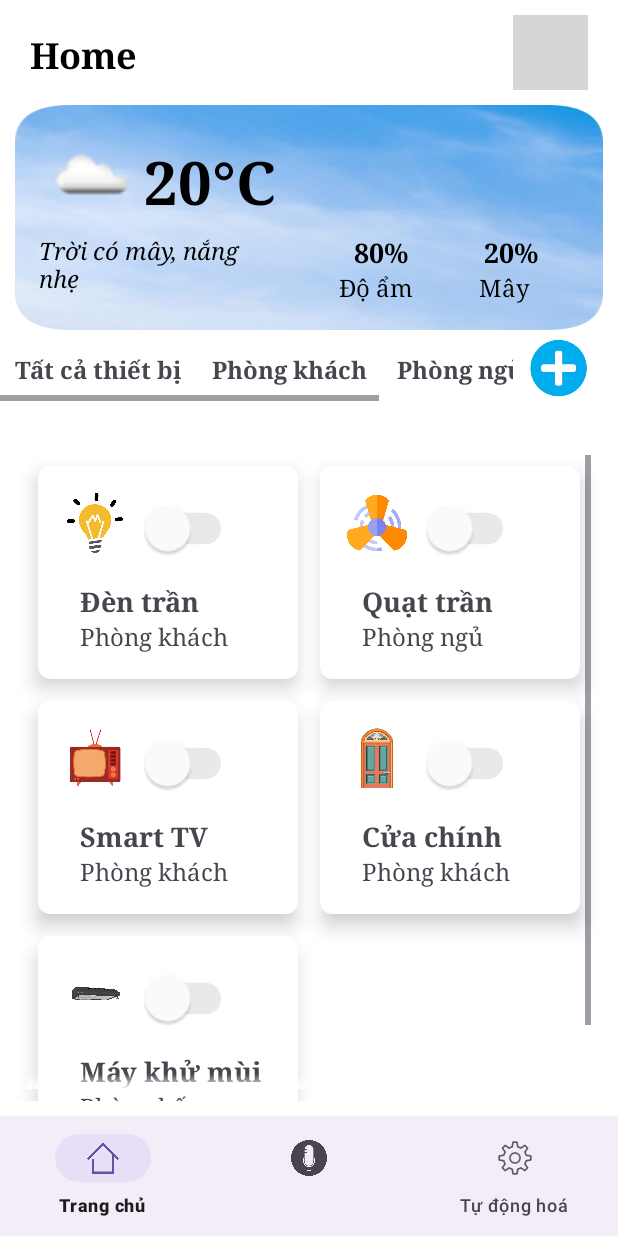
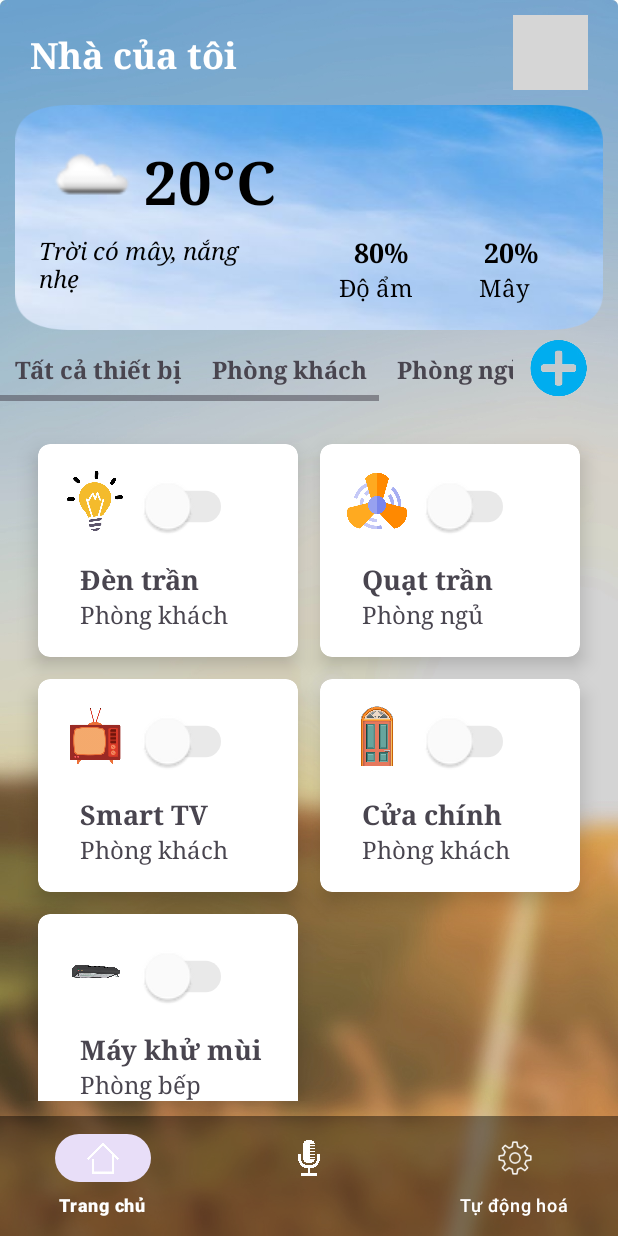
Before and after one commit to thanhdangg/SmartHome, an Android app: the HomeFragment screen opened directly, with no data from a screen before it, on a phone screen of 412 x 824 dp. Run offline under Robolectric (Android 15) with nearby library versions, the phone set to English and light mode, and no system bars; our stand-ins replace CircleImageView, Picasso; libraries missing offline, so code that uses them is left out: dev.gustavoavila.websocketclient; pictures from the network do not load; grey boxes are pictures that could not be loaded.

Commit message:
update UI

```diff
--- a/app/src/main/java/com/example/smarthome/MainActivity.java
+++ b/app/src/main/java/com/example/smarthome/MainActivity.java
@@ -23,7 +23,7 @@ public class MainActivity extends AppCompatActivity {
         EdgeToEdge.enable(this);
         ViewCompat.setOnApplyWindowInsetsListener(findViewById(R.id.main), (v, insets) -> {
             Insets systemBars = insets.getInsets(WindowInsetsCompat.Type.systemBars());
-            v.setPadding(systemBars.left, systemBars.top, systemBars.right, systemBars.bottom);
+            v.setPadding(systemBars.left, systemBars.top, systemBars.right,0);
             return insets;
         });
         getSupportFragmentManager().beginTransaction()
--- a/app/src/main/java/com/example/smarthome/view/HomeFragment.java
+++ b/app/src/main/java/com/example/smarthome/view/HomeFragment.java
@@ -154,7 +154,6 @@ public class HomeFragment extends Fragment {
                         .commit();
             }
         });
-        binding.tvAllDevices.setBackgroundResource(R.drawable.textview_background);
         binding.tvLivingRoom.setOnClickListener(new View.OnClickListener() {
             @Override
             public void onClick(View v) {
@@ -168,7 +167,6 @@ public class HomeFragment extends Fragment {
                         .commit();
             }
         });
-        binding.tvLivingRoom.setBackgroundResource(R.drawable.textview_background);
         binding.tvBedRoom.setOnClickListener(new View.OnClickListener() {
             @Override
             public void onClick(View v) {
@@ -182,7 +180,6 @@ public class HomeFragment extends Fragment {
                         .commit();
             }
         });
-        binding.tvBedRoom.setBackgroundResource(R.drawable.textview_background);
 
 
         binding.tvKitchen.setOnClickListener(new View.OnClickListener() {
@@ -198,7 +195,6 @@ public class HomeFragment extends Fragment {
                         .commit();
             }
         });
-        binding.tvKitchen.setBackgroundResource(R.drawable.textview_background);
 
         binding.btnAddDevice.setOnClickListener(new View.OnClickListener() {
             @Override
--- a/app/src/main/res/layout/activity_main.xml
+++ b/app/src/main/res/layout/activity_main.xml
@@ -4,6 +4,7 @@
     android:id="@+id/main"
     android:layout_width="match_parent"
     android:layout_height="match_parent"
+    android:background="@drawable/backgroundhome"
     tools:context=".MainActivity">
 
     <FrameLayout
@@ -26,9 +27,12 @@
         android:textSize="16dp"
         android:textStyle="bold"
         android:fitsSystemWindows="false"
-        app:itemIconTint="@null"
+        app:itemIconTint="@color/white"
+        app:itemTextColor="@color/white"
         app:layout_constraintBottom_toBottomOf="parent"
         app:layout_constraintStart_toStartOf="parent"
-        app:layout_constraintEnd_toEndOf="parent"/>
+        app:layout_constraintEnd_toEndOf="parent"
+        android:background="#70000000"/>
+
 
 </androidx.constraintlayout.widget.ConstraintLayout>
--- a/app/src/main/res/layout/fragment_home.xml
+++ b/app/src/main/res/layout/fragment_home.xml
@@ -6,7 +6,6 @@
     android:layout_height="match_parent"
     android:orientation="vertical"
     tools:context=".view.HomeFragment"
-    android:background="#FFFFFF"
     >
 
     <LinearLayout
@@ -20,9 +19,9 @@
             android:id="@+id/tvTitle"
             android:layout_width="wrap_content"
             android:layout_height="wrap_content"
-            android:text="Home"
+            android:text="Nhà của tôi"
             android:layout_weight="1"
-            android:textColor="#000000"
+            android:textColor="#FFFFFF"
             android:padding="10dp"
             android:textSize="24dp"
             android:textStyle="bold"
@@ -159,7 +158,7 @@
 
     <LinearLayout
         android:layout_width="wrap_content"
-        android:layout_height="wrap_content"
+        android:layout_height="45dp"
         android:orientation="horizontal">
 
         <HorizontalScrollView
--- a/app/src/main/res/layout/fragment_list_device.xml
+++ b/app/src/main/res/layout/fragment_list_device.xml
@@ -10,7 +10,6 @@
         android:layout_width="match_parent"
         android:layout_height="match_parent"
         android:padding="8dp"
-        android:background="#FFFFFF"
         android:layout_marginTop="10dp"
         android:layout_marginBottom="10dp"
         android:layout_marginLeft="10dp"
--- a/app/src/main/res/layout/fragment_record.xml
+++ b/app/src/main/res/layout/fragment_record.xml
@@ -4,8 +4,6 @@
     xmlns:tools="http://schemas.android.com/tools"
     android:layout_width="match_parent"
     android:layout_height="match_parent"
-    android:background="#FFFFFF"
-    android:backgroundTint="#FFFFFF"
     tools:context=".view.RecordFragment">
 
     <com.google.android.material.floatingactionbutton.FloatingActionButton
@@ -66,7 +64,7 @@
         android:fontFamily="serif"
         android:text="Nhấn vào micro để thử lại"
         android:textAlignment="center"
-        android:textColor="#000000"
+        android:textColor="#FFFFFF"
         android:textSize="16dp"
         android:textStyle="italic"
         android:visibility="invisible"
--- a/app/src/main/res/menu/bottom_navigation_menu.xml
+++ b/app/src/main/res/menu/bottom_navigation_menu.xml
@@ -1,5 +1,7 @@
 <menu xmlns:android="http://schemas.android.com/apk/res/android"
-    xmlns:app="http://schemas.android.com/apk/res-auto">
+    xmlns:app="http://schemas.android.com/apk/res-auto"
+    xmlns:tools="http://schemas.android.com/tools"
+    >
     <item
         android:id="@+id/nav_home"
         android:icon="@drawable/home"
```
Also changed, not shown: app/src/main/res/drawable/backgroundhome.jpg (added), app/src/main/res/drawable/micro.png.
